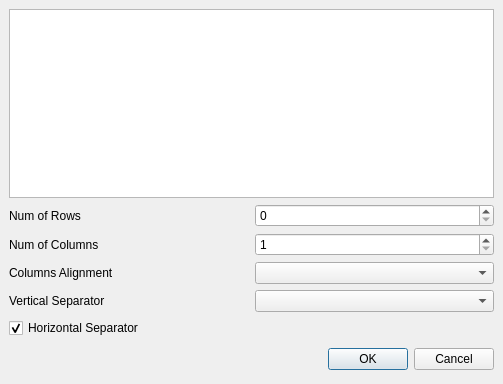
Above: tabdialog.ui from orao/texmaker before the change. Below: the same form after it.
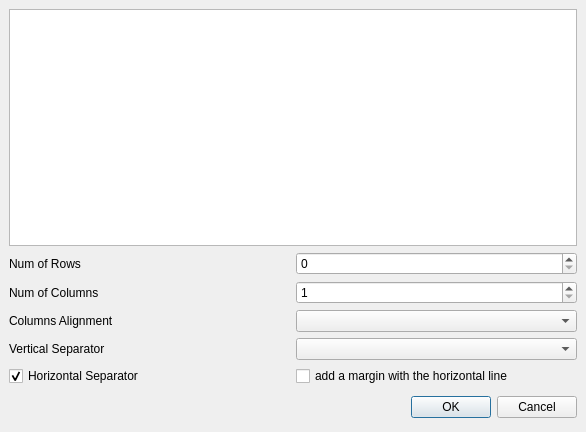
That is the form after the change.

The edit to the form file:
```diff
--- a/tabdialog.ui
+++ b/tabdialog.ui
@@ -1,12 +1,12 @@
 <ui version="4.0" >
  <class>TabDialog</class>
- <widget class="QDialog" name="TabDialog" >
-  <property name="geometry" >
+ <widget class="QDialog" name="TabDialog">
+  <property name="geometry">
    <rect>
     <x>0</x>
     <y>0</y>
-    <width>503</width>
-    <height>384</height>
+    <width>586</width>
+    <height>432</height>
    </rect>
   </property>
   <layout class="QGridLayout" >
@@ -92,19 +92,26 @@
        </property>
       </widget>
      </item>
-     <item row="4" column="1" >
-      <widget class="QComboBox" name="comboSeparator" />
+     <item row="4" column="1">
+      <widget class="QComboBox" name="comboSeparator"/>
+     </item>
+     <item row="5" column="1">
+      <widget class="QCheckBox" name="checkBoxMargin">
+       <property name="text">
+        <string>add a margin with the horizontal line</string>
+       </property>
+      </widget>
      </item>
     </layout>
    </item>
-   <item row="1" column="0" >
-    <layout class="QHBoxLayout" >
-     <property name="margin" >
-      <number>0</number>
-     </property>
-     <property name="spacing" >
+   <item row="1" column="0">
+    <layout class="QHBoxLayout">
+     <property name="spacing">
       <number>6</number>
      </property>
+     <property name="margin">
+      <number>0</number>
+     </property>
      <item>
       <spacer>
        <property name="orientation" >
```
Left out of the diff: 95 changed lines with no effect on the pictures.
